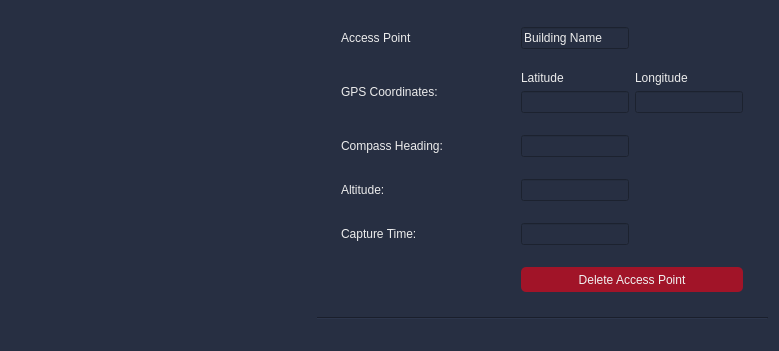
The window that src/rqt_gcs/resources/AccessPointStats.ui (CSUN-SERL/lcar-bot) describes before a commit, drawn with Qt 5.
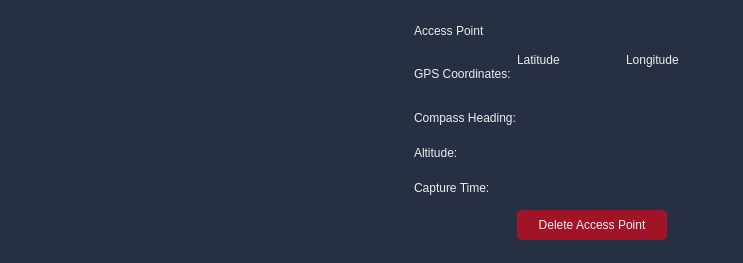
The same window after the commit.

Patch:
```diff
--- a/src/rqt_gcs/resources/AccessPointStats.ui
+++ b/src/rqt_gcs/resources/AccessPointStats.ui
@@ -6,8 +6,8 @@
    <rect>
     <x>0</x>
     <y>0</y>
-    <width>779</width>
-    <height>351</height>
+    <width>743</width>
+    <height>263</height>
    </rect>
   </property>
   <property name="windowTitle">
@@ -17,16 +17,53 @@
    <bool>false</bool>
   </property>
   <property name="styleSheet">
-   <string notr="true">background-color: rgb(39, 47, 66);
+   <string notr="true">QWidget{
 color: rgb(236, 236, 236);
-/*border-radius: 5px;*/</string>
+background-color: rgb(39, 47,66);
+border-radius:10px;
+}</string>
   </property>
-  <layout class="QGridLayout" name="gridLayout">
-   <item row="0" column="1">
+  <layout class="QHBoxLayout" name="horizontalLayout">
+   <property name="spacing">
+    <number>6</number>
+   </property>
+   <item alignment="Qt::AlignHCenter|Qt::AlignVCenter">
+    <widget class="QLabel" name="image_frame">
+     <property name="minimumSize">
+      <size>
+       <width>300</width>
+       <height>226</height>
+      </size>
+     </property>
+     <property name="maximumSize">
+      <size>
+       <width>16777215</width>
+       <height>280</height>
+      </size>
+     </property>
+     <property name="text">
+      <string/>
+     </property>
+    </widget>
+   </item>
+   <item>
+    <widget class="Line" name="line">
+     <property name="orientation">
+      <enum>Qt::Horizontal</enum>
+     </property>
+    </widget>
+   </item>
+   <item>
     <layout class="QGridLayout" name="accessPointStatsLayout">
      <property name="sizeConstraint">
       <enum>QLayout::SetMinimumSize</enum>
      </property>
+     <property name="horizontalSpacing">
+      <number>1</number>
+     </property>
+     <property name="verticalSpacing">
+      <number>3</number>
+     </property>
      <item row="1" column="0">
       <widget class="QLabel" name="gpsCoordinateLabel">
        <property name="maximumSize">
@@ -40,7 +77,7 @@
        </property>
       </widget>
      </item>
-     <item row="3" column="0">
+     <item row="3" column="0" alignment="Qt::AlignLeft">
       <widget class="QLabel" name="alitudeLabel">
        <property name="text">
         <string>Altitude:</string>
@@ -56,6 +93,9 @@
      </item>
      <item row="1" column="1">
       <layout class="QGridLayout" name="GPSLayout">
+       <property name="spacing">
+        <number>3</number>
+       </property>
        <item row="0" column="0">
         <widget class="QLabel" name="latitudeLabel">
          <property name="maximumSize">
@@ -69,7 +109,7 @@
          </property>
         </widget>
        </item>
-       <item row="1" column="1">
+       <item row="1" column="1" alignment="Qt::AlignLeft">
         <widget class="QLineEdit" name="longitudeLineEdit">
          <property name="sizePolicy">
           <sizepolicy hsizetype="Fixed" vsizetype="Fixed">
@@ -77,6 +117,12 @@
            <verstretch>0</verstretch>
           </sizepolicy>
          </property>
+         <property name="minimumSize">
+          <size>
+           <width>0</width>
+           <height>25</height>
+          </size>
+         </property>
          <property name="text">
           <string/>
          </property>
@@ -93,6 +139,12 @@
            <verstretch>0</verstretch>
           </sizepolicy>
          </property>
+         <property name="minimumSize">
+          <size>
+           <width>0</width>
+           <height>25</height>
+          </size>
+         </property>
          <property name="text">
           <string/>
          </property>
@@ -101,7 +153,7 @@
          </property>
         </widget>
        </item>
-       <item row="0" column="1">
+       <item row="0" column="1" alignment="Qt::AlignLeft">
         <widget class="QLabel" name="longitudeLabel">
          <property name="maximumSize">
           <size>
@@ -116,7 +168,7 @@
        </item>
       </layout>
      </item>
-     <item row="0" column="1">
+     <item row="0" column="1" alignment="Qt::AlignLeft">
       <widget class="QLineEdit" name="buildingNameLine">
        <property name="sizePolicy">
         <sizepolicy hsizetype="Fixed" vsizetype="Fixed">
@@ -124,15 +176,21 @@
          <verstretch>0</verstretch>
         </sizepolicy>
        </property>
+       <property name="minimumSize">
+        <size>
+         <width>0</width>
+         <height>25</height>
+        </size>
+       </property>
        <property name="text">
-        <string>Building Name</string>
+        <string/>
        </property>
        <property name="readOnly">
         <bool>true</bool>
        </property>
       </widget>
      </item>
-     <item row="0" column="0">
+     <item row="0" column="0" alignment="Qt::AlignLeft">
       <widget class="QLabel" name="accessPointLabel">
        <property name="text">
         <string>Access Point</string>
@@ -149,8 +207,8 @@
        </property>
        <property name="minimumSize">
         <size>
-         <width>1</width>
-         <height>0</height>
+         <width>0</width>
+         <height>25</height>
         </size>
        </property>
        <property name="readOnly">
@@ -158,7 +216,7 @@
        </property>
       </widget>
      </item>
-     <item row="2" column="0">
+     <item row="2" column="0" alignment="Qt::AlignHCenter">
       <widget class="QLabel" name="compassHeadingLabel">
        <property name="text">
         <string>Compass Heading:</string>
@@ -173,6 +231,12 @@
          <verstretch>0</verstretch>
         </sizepolicy>
        </property>
+       <property name="minimumSize">
+        <size>
+         <width>0</width>
+         <height>25</height>
+        </size>
+       </property>
        <property name="readOnly">
         <bool>true</bool>
        </property>
@@ -186,12 +250,18 @@
          <verstretch>0</verstretch>
         </sizepolicy>
        </property>
+       <property name="minimumSize">
+        <size>
+         <width>0</width>
+         <height>25</height>
+        </size>
+       </property>
        <property name="readOnly">
         <bool>true</bool>
        </property>
       </widget>
      </item>
-     <item row="5" column="1">
+     <item row="5" column="1" alignment="Qt::AlignLeft">
       <widget class="QPushButton" name="deleteAccessPointButton">
        <property name="enabled">
         <bool>true</bool>
@@ -204,8 +274,8 @@
        </property>
        <property name="minimumSize">
         <size>
-         <width>0</width>
-         <height>25</height>
+         <width>150</width>
+         <height>30</height>
         </size>
        </property>
        <property name="styleSheet">
@@ -220,47 +290,6 @@
      </item>
     </layout>
    </item>
-   <item row="1" column="1">
-    <widget class="Line" name="line">
-     <property name="orientation">
-      <enum>Qt::Horizontal</enum>
-     </property>
-    </widget>
-   </item>
-   <item row="2" column="1">
-    <spacer name="horizontalSpacer">
-     <property name="orientation">
-      <enum>Qt::Horizontal</enum>
-     </property>
-     <property name="sizeHint" stdset="0">
-      <size>
-       <width>40</width>
-       <height>18</height>
-      </size>
-     </property>
-    </spacer>
-   </item>
-   <item row="0" column="0">
-    <widget class="QFrame" name="frame">
-     <property name="minimumSize">
-      <size>
-       <width>300</width>
-       <height>300</height>
-      </size>
-     </property>
-     <property name="frameShape">
-      <enum>QFrame::NoFrame</enum>
-     </property>
-     <property name="frameShadow">
-      <enum>QFrame::Raised</enum>
-     </property>
-     <layout class="QGridLayout" name="gridLayout_2">
-      <item row="0" column="0">
-       <layout class="QHBoxLayout" name="PictureLayout"/>
-      </item>
-     </layout>
-    </widget>
-   </item>
   </layout>
  </widget>
  <resources/>
```
